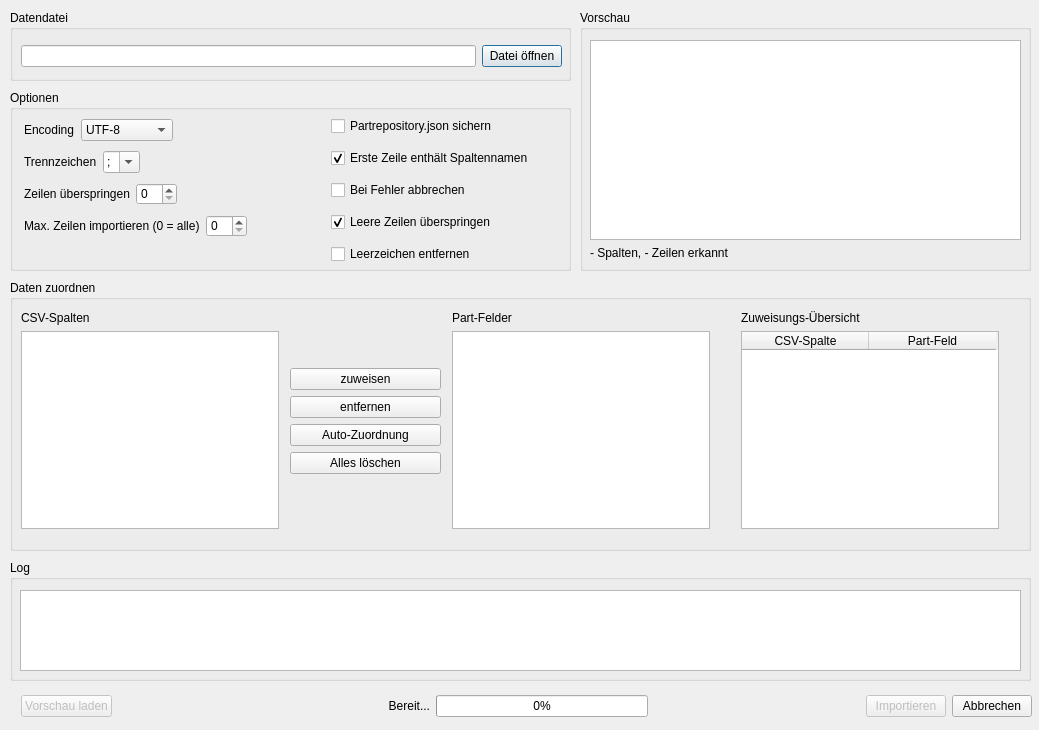
Before: the Qt Designer form src/importdatadialog.ui in oddscured/Partorium, drawn with Qt 5.
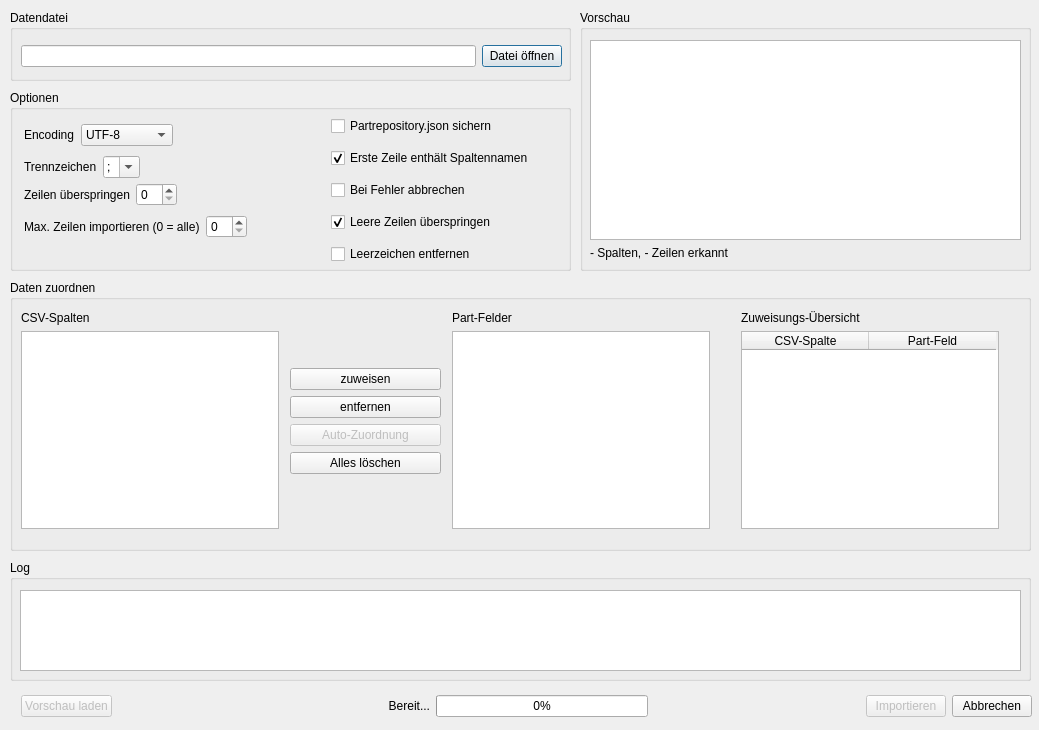
After: the same form once the commit is applied.

```diff
--- a/src/importdatadialog.ui
+++ b/src/importdatadialog.ui
@@ -64,7 +64,7 @@
    <property name="title">
     <string>Daten zuordnen</string>
    </property>
-   <widget class="QWidget" name="">
+   <widget class="QWidget" name="layoutWidget">
     <property name="geometry">
      <rect>
       <x>442</x>
@@ -90,7 +90,7 @@
      </item>
     </layout>
    </widget>
-   <widget class="QWidget" name="">
+   <widget class="QWidget" name="layoutWidget">
     <property name="geometry">
      <rect>
       <x>11</x>
@@ -116,7 +116,7 @@
      </item>
     </layout>
    </widget>
-   <widget class="QWidget" name="">
+   <widget class="QWidget" name="layoutWidget">
     <property name="geometry">
      <rect>
       <x>731</x>
@@ -167,7 +167,7 @@
      </item>
     </layout>
    </widget>
-   <widget class="QWidget" name="">
+   <widget class="QWidget" name="layoutWidget">
     <property name="geometry">
      <rect>
       <x>280</x>
@@ -206,6 +206,9 @@
      </item>
      <item>
       <widget class="QPushButton" name="btn_AutoMap">
+       <property name="enabled">
+        <bool>false</bool>
+       </property>
        <property name="text">
         <string>Auto-Zuordnung</string>
        </property>
@@ -246,7 +249,7 @@
    <property name="title">
     <string>Optionen</string>
    </property>
-   <widget class="QWidget" name="">
+   <widget class="QWidget" name="layoutWidget">
     <property name="geometry">
      <rect>
       <x>321</x>
@@ -302,13 +305,13 @@
      </item>
     </layout>
    </widget>
-   <widget class="QWidget" name="">
+   <widget class="QWidget" name="layoutWidget">
     <property name="geometry">
      <rect>
       <x>14</x>
       <y>61</y>
       <width>293</width>
-      <height>22</height>
+      <height>32</height>
      </rect>
     </property>
     <layout class="QHBoxLayout" name="horizontalLayout_2">
@@ -362,13 +365,13 @@
      </item>
     </layout>
    </widget>
-   <widget class="QWidget" name="">
+   <widget class="QWidget" name="layoutWidget">
     <property name="geometry">
      <rect>
       <x>14</x>
       <y>93</y>
       <width>293</width>
-      <height>22</height>
+      <height>23</height>
      </rect>
     </property>
     <layout class="QHBoxLayout" name="horizontalLayout_3">
@@ -404,13 +407,13 @@
      </item>
     </layout>
    </widget>
-   <widget class="QWidget" name="">
+   <widget class="QWidget" name="layoutWidget">
     <property name="geometry">
      <rect>
       <x>14</x>
       <y>29</y>
       <width>293</width>
-      <height>22</height>
+      <height>32</height>
      </rect>
     </property>
     <layout class="QHBoxLayout" name="horizontalLayout">
@@ -450,13 +453,13 @@
      </item>
     </layout>
    </widget>
-   <widget class="QWidget" name="">
+   <widget class="QWidget" name="layoutWidget">
     <property name="geometry">
      <rect>
       <x>14</x>
       <y>125</y>
       <width>293</width>
-      <height>22</height>
+      <height>23</height>
      </rect>
     </property>
     <layout class="QHBoxLayout" name="horizontalLayout_4">
@@ -557,7 +560,7 @@
     </property>
    </widget>
   </widget>
-  <widget class="QWidget" name="">
+  <widget class="QWidget" name="layoutWidget">
    <property name="geometry">
     <rect>
      <x>21</x>
```
Left out of the diff: 4 changed lines with no effect on the pictures.
